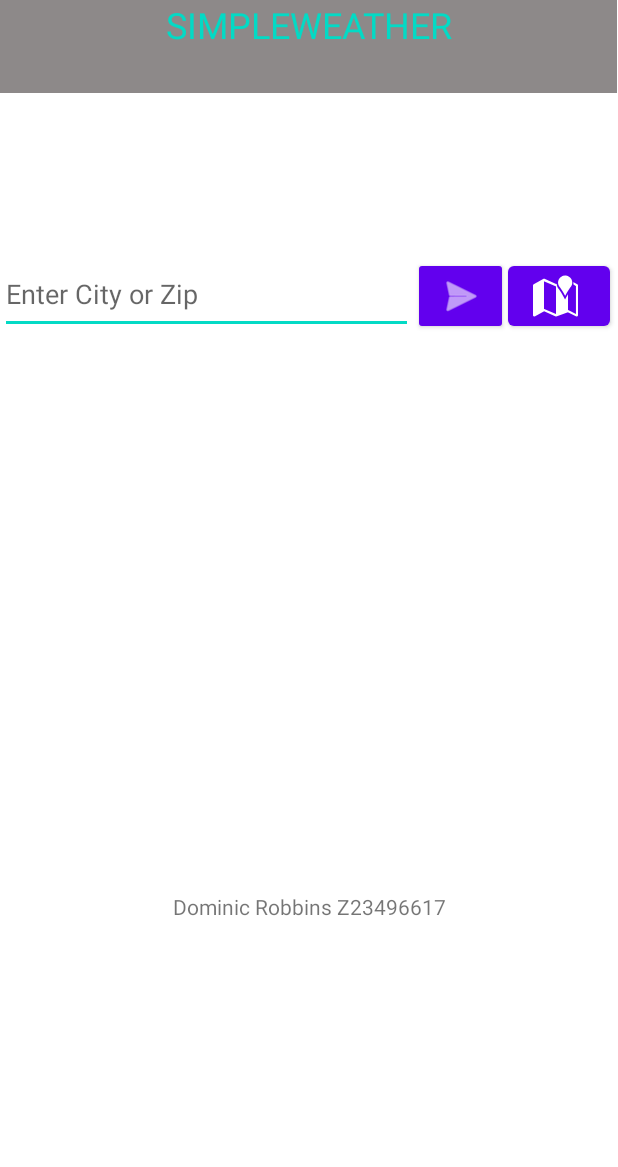
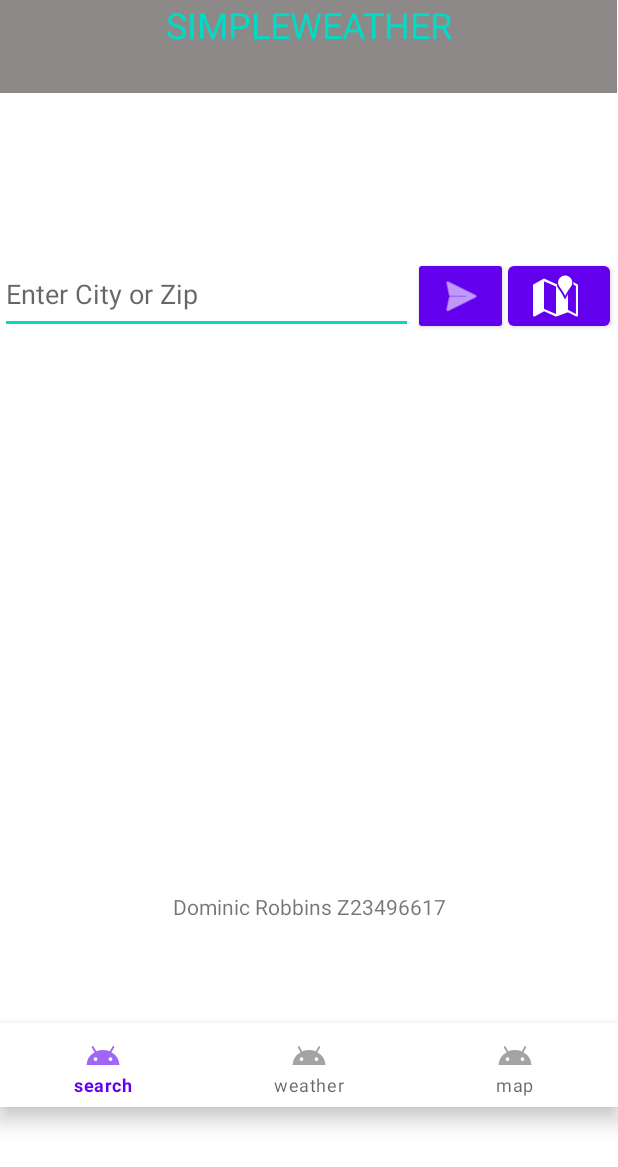
Before and after one commit to AutomatonDuck/COP4655, an Android app: the screen it shows after launch (MainActivity), on a phone screen of 412 x 824 dp. Shown: the top 1167 px of the screen. Run offline under Robolectric (Android 15) with nearby library versions, the phone set to English and light mode, and no system bars; our stand-ins replace Volley.

Commit message:
added navbar and image assests to search screen

```diff
--- a/app/src/main/java/com/example/weatherapp/MainActivity.java
+++ b/app/src/main/java/com/example/weatherapp/MainActivity.java
@@ -1,5 +1,6 @@
 package com.example.weatherapp;
 
+import androidx.annotation.NonNull;
 import androidx.appcompat.app.AppCompatActivity;
 
 import android.os.Bundle;
@@ -8,6 +9,7 @@ import android.Manifest;
 import android.content.Intent;
 import android.os.Bundle;
 
+import android.view.MenuItem;
 import android.view.View;
 import androidx.core.app.ActivityCompat;
 import android.widget.EditText;
@@ -19,6 +21,8 @@ import com.android.volley.Response;
 import com.android.volley.VolleyError;
 import com.android.volley.toolbox.StringRequest;
 import com.android.volley.toolbox.Volley;
+import com.google.android.material.bottomnavigation.BottomNavigationView;
+
 import android.widget.Toast;
 
 import org.json.JSONException;
@@ -41,6 +45,26 @@ public class MainActivity extends AppCompatActivity {
         setContentView(R.layout.activity_main);
         getSupportActionBar().hide();
         headerView = (TextView) findViewById(R.id.Header);
+
+        BottomNavigationView bottomNavigationView = (BottomNavigationView) findViewById(R.id.navMenu);
+        bottomNavigationView.setOnNavigationItemSelectedListener(new BottomNavigationView.OnNavigationItemSelectedListener() {
+            @Override
+            public boolean onNavigationItemSelected(@NonNull MenuItem item) {
+                switch (item.getItemId()) {
+                    case R.id.action_recents:
+                        Toast.makeText(MainActivity.this, "Search", Toast.LENGTH_SHORT).show();
+                        break;
+                    case R.id.action_favorites:
+                        Toast.makeText(MainActivity.this, "Weather", Toast.LENGTH_SHORT).show();
+                        break;
+                    case R.id.action_nearby:
+                        Toast.makeText(MainActivity.this, "Map", Toast.LENGTH_SHORT).show();
+                        break;                }
+                return true;
+            }
+        });
+
+
 
         //tempView = (TextView) findViewById(R.id.TempView);
         //getWeather();
--- /dev/null
+++ b/app/src/main/res/drawable-anydpi/ic_action_name.xml
@@ -0,0 +1,11 @@
+<vector xmlns:android="http://schemas.android.com/apk/res/android"
+    android:width="24dp"
+    android:height="24dp"
+    android:viewportWidth="24"
+    android:viewportHeight="24"
+    android:tint="#333333"
+    android:alpha="0.6">
+    <path
+        android:pathData="M17.6,11.48 L19.44,8.3a0.63,0.63 0,0 0,-1.09 -0.63l-1.88,3.24a11.43,11.43 0,0 0,-8.94 0L5.65,7.67a0.63,0.63 0,0 0,-1.09 0.63L6.4,11.48A10.81,10.81 0,0 0,1 20L23,20A10.81,10.81 0,0 0,17.6 11.48ZM7,17.25A1.25,1.25 0,1 1,8.25 16,1.25 1.25,0 0,1 7,17.25ZM17,17.25A1.25,1.25 0,1 1,18.25 16,1.25 1.25,0 0,1 17,17.25Z"
+        android:fillColor="#FF000000"/>
+</vector>
--- /dev/null
+++ b/app/src/main/res/drawable-anydpi/ic_map.xml
@@ -0,0 +1,11 @@
+<vector xmlns:android="http://schemas.android.com/apk/res/android"
+    android:width="24dp"
+    android:height="24dp"
+    android:viewportWidth="24"
+    android:viewportHeight="24"
+    android:tint="#333333"
+    android:alpha="0.6">
+    <path
+        android:pathData="M17.6,11.48 L19.44,8.3a0.63,0.63 0,0 0,-1.09 -0.63l-1.88,3.24a11.43,11.43 0,0 0,-8.94 0L5.65,7.67a0.63,0.63 0,0 0,-1.09 0.63L6.4,11.48A10.81,10.81 0,0 0,1 20L23,20A10.81,10.81 0,0 0,17.6 11.48ZM7,17.25A1.25,1.25 0,1 1,8.25 16,1.25 1.25,0 0,1 7,17.25ZM17,17.25A1.25,1.25 0,1 1,18.25 16,1.25 1.25,0 0,1 17,17.25Z"
+        android:fillColor="#FF000000"/>
+</vector>
--- /dev/null
+++ b/app/src/main/res/drawable-anydpi/ic_search.xml
@@ -0,0 +1,11 @@
+<vector xmlns:android="http://schemas.android.com/apk/res/android"
+    android:width="24dp"
+    android:height="24dp"
+    android:viewportWidth="24"
+    android:viewportHeight="24"
+    android:tint="#333333"
+    android:alpha="0.6">
+    <path
+        android:pathData="M17.6,11.48 L19.44,8.3a0.63,0.63 0,0 0,-1.09 -0.63l-1.88,3.24a11.43,11.43 0,0 0,-8.94 0L5.65,7.67a0.63,0.63 0,0 0,-1.09 0.63L6.4,11.48A10.81,10.81 0,0 0,1 20L23,20A10.81,10.81 0,0 0,17.6 11.48ZM7,17.25A1.25,1.25 0,1 1,8.25 16,1.25 1.25,0 0,1 7,17.25ZM17,17.25A1.25,1.25 0,1 1,18.25 16,1.25 1.25,0 0,1 17,17.25Z"
+        android:fillColor="#FF000000"/>
+</vector>
--- /dev/null
+++ b/app/src/main/res/drawable-anydpi/ic_weather.xml
@@ -0,0 +1,11 @@
+<vector xmlns:android="http://schemas.android.com/apk/res/android"
+    android:width="24dp"
+    android:height="24dp"
+    android:viewportWidth="24"
+    android:viewportHeight="24"
+    android:tint="#333333"
+    android:alpha="0.6">
+    <path
+        android:pathData="M17.6,11.48 L19.44,8.3a0.63,0.63 0,0 0,-1.09 -0.63l-1.88,3.24a11.43,11.43 0,0 0,-8.94 0L5.65,7.67a0.63,0.63 0,0 0,-1.09 0.63L6.4,11.48A10.81,10.81 0,0 0,1 20L23,20A10.81,10.81 0,0 0,17.6 11.48ZM7,17.25A1.25,1.25 0,1 1,8.25 16,1.25 1.25,0 0,1 7,17.25ZM17,17.25A1.25,1.25 0,1 1,18.25 16,1.25 1.25,0 0,1 17,17.25Z"
+        android:fillColor="#FF000000"/>
+</vector>
--- a/app/src/main/res/layout/activity_main.xml
+++ b/app/src/main/res/layout/activity_main.xml
@@ -67,4 +67,19 @@
         android:gravity="center"
         android:text="Dominic Robbins Z23496617" />
 
+    <LinearLayout
+        android:layout_width="match_parent"
+        android:layout_height="56dp"
+        android:orientation="horizontal">
+
+    </LinearLayout>
+
+    <com.google.android.material.bottomnavigation.BottomNavigationView
+        android:id="@+id/navMenu"
+        android:layout_width="match_parent"
+        android:layout_height="wrap_content"
+        android:layout_alignParentBottom="true"
+        app:menu="@menu/bottom_nav_menu" />
+
+
 </LinearLayout>
--- /dev/null
+++ b/app/src/main/res/menu/bottom_nav_menu.xml
@@ -0,0 +1,19 @@
+<?xml version="1.0" encoding="utf-8"?>
+<menu xmlns:android="http://schemas.android.com/apk/res/android"
+    xmlns:app="http://schemas.android.com/apk/res-auto">    <item
+    android:id="@+id/action_recents"
+    android:enabled="true"
+    android:icon="@drawable/ic_search"
+    android:title="search"
+    app:showAsAction="ifRoom" />    <item
+    android:id="@+id/action_favorites"
+    android:enabled="true"
+    android:icon="@drawable/ic_weather"
+    android:title="weather"
+    app:showAsAction="ifRoom" />    <item
+    android:id="@+id/action_nearby"
+    android:enabled="true"
+    android:icon="@drawable/ic_map"
+    android:title="map"
+    app:showAsAction="ifRoom" />
+</menu>
```
Also changed, not shown: app/src/main/res/drawable-hdpi/ic_action_name.png (added), app/src/main/res/drawable-hdpi/ic_map.png (added), app/src/main/res/drawable-hdpi/ic_weather.png (added), app/src/main/res/drawable-mdpi/ic_action_name.png (added), app/src/main/res/drawable-mdpi/ic_map.png (added), app/src/main/res/drawable-xhdpi/ic_action_name.png (added), app/src/main/res/drawable-xhdpi/ic_map.png (added), app/src/main/res/drawable-xxhdpi/ic_action_name.png (added), app/src/main/res/drawable-xxhdpi/ic_map.png (added).
